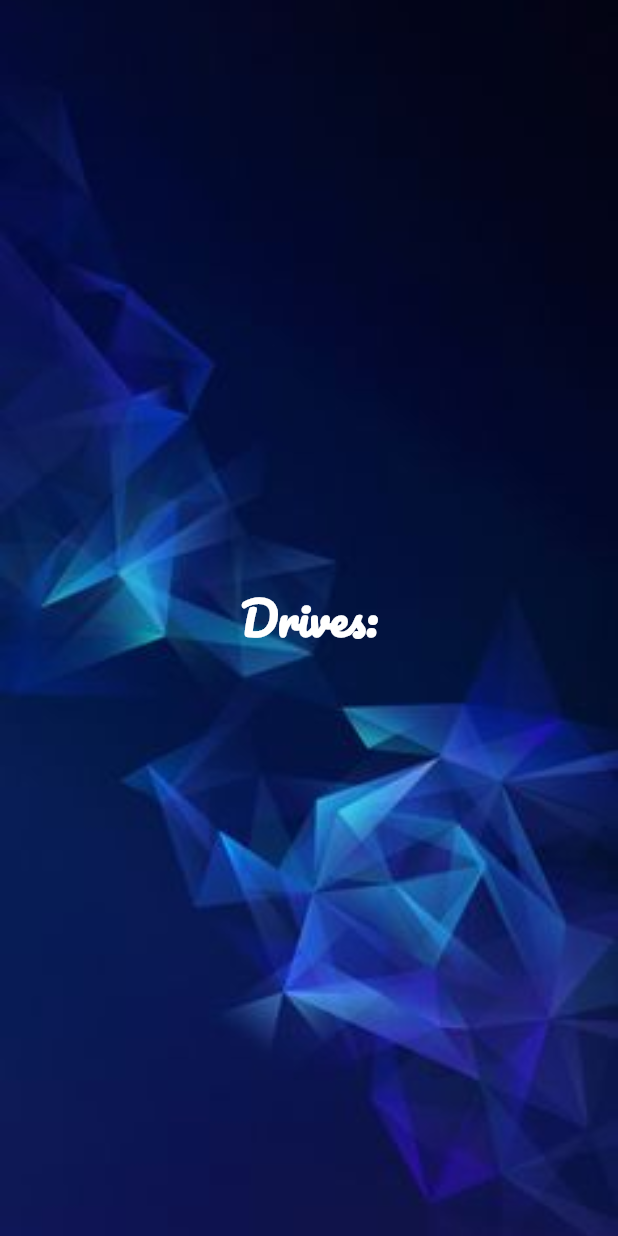
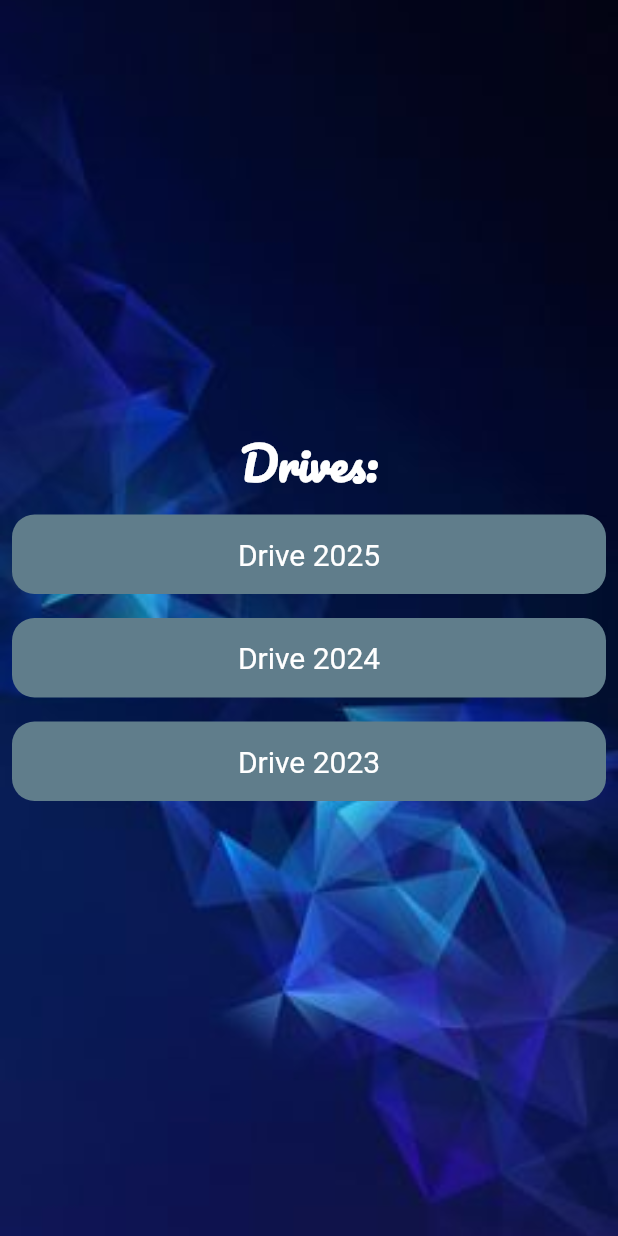
Before and after one commit to mazen-salah/Engineer-s_Data, a Flutter app: the DrivesScreen screen opened by its route, on a phone screen of 412 x 824 dp. Run offline on Flutter 3.47's test engine with Material 2 defaults, Android fonts, the phone set to English and light mode, and no system bars; our stand-ins replace webview_flutter.

Commit message:
fixed #2

```diff
--- a/lib/app_data.dart
+++ b/lib/app_data.dart
@@ -57,4 +57,19 @@ const mainMenuData = [
 ];
 
 const drives = [
+  Menu(
+      title: 'Drive 2025',
+      navId: 'Web',
+      url:
+          'https://drive.google.com/drive/folders/1UEyZSs882otK697hedRQsQ6eLWkG4yBZ'),
+  Menu(
+      title: 'Drive 2024',
+      navId: 'Web',
+      url:
+          'https://drive.google.com/drive/folders/1vSLjHRBBAOZ5zTuQNmNfQtKADqt_El0z'),
+  Menu(
+      title: 'Drive 2023',
+      navId: 'Web',
+      url:
+          'https://drive.google.com/drive/folders/14WdRpp_SMEqHXi8-PA-aYzS-N-6-sfEr'),
 ];
```
